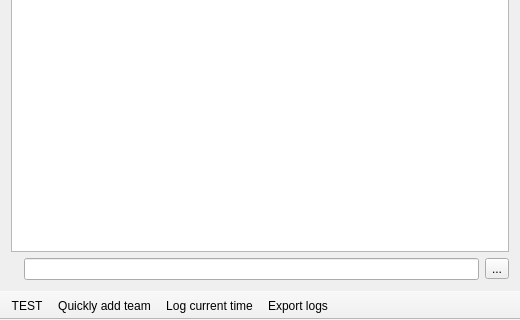
First picture: the form in mainwindow.ui, repository FrankMamuda/ketoevent, before the edit; both pictures show x 0 to 520 and y 160 to 480 of the 520 by 480 pixel window.
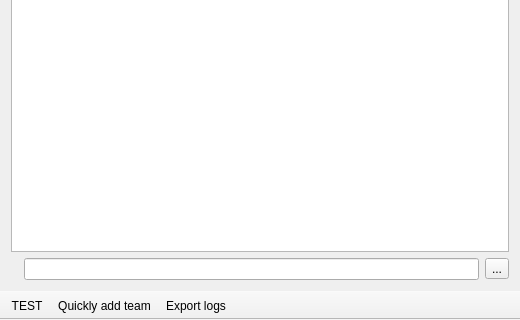
Second picture: the form after the edit. Icons and pictures are not drawn. Custom widgets are drawn as their Qt base class.

```diff
--- a/mainwindow.ui
+++ b/mainwindow.ui
@@ -175,7 +175,6 @@
    </attribute>
    <addaction name="actionRunScript"/>
    <addaction name="actionAddQuick"/>
-   <addaction name="actionLogTime"/>
    <addaction name="actionExport_logs"/>
   </widget>
   <action name="actionTeams">
@@ -244,15 +243,6 @@
     <string>Quickly add team</string>
    </property>
   </action>
-  <action name="actionLogTime">
-   <property name="icon">
-    <iconset resource="resources.qrc">
-     <normaloff>:/icons/time</normaloff>:/icons/time</iconset>
-   </property>
-   <property name="text">
-    <string>Log current time</string>
-   </property>
-  </action>
   <action name="actionDone">
    <property name="icon">
     <iconset resource="resources.qrc">
```
